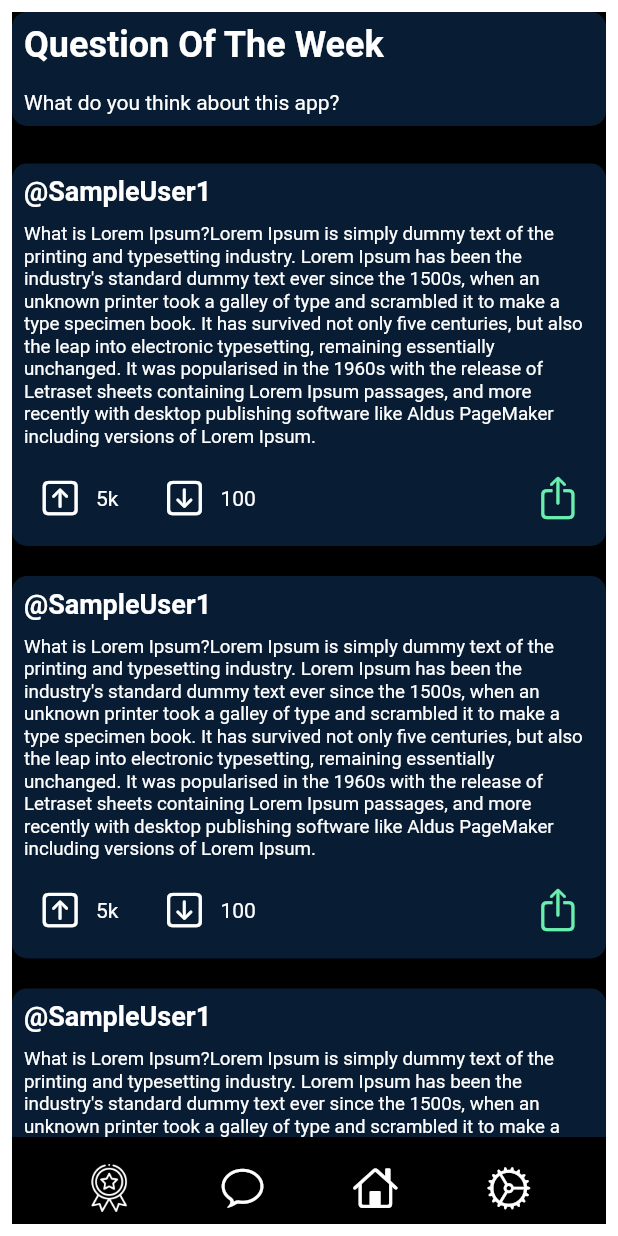
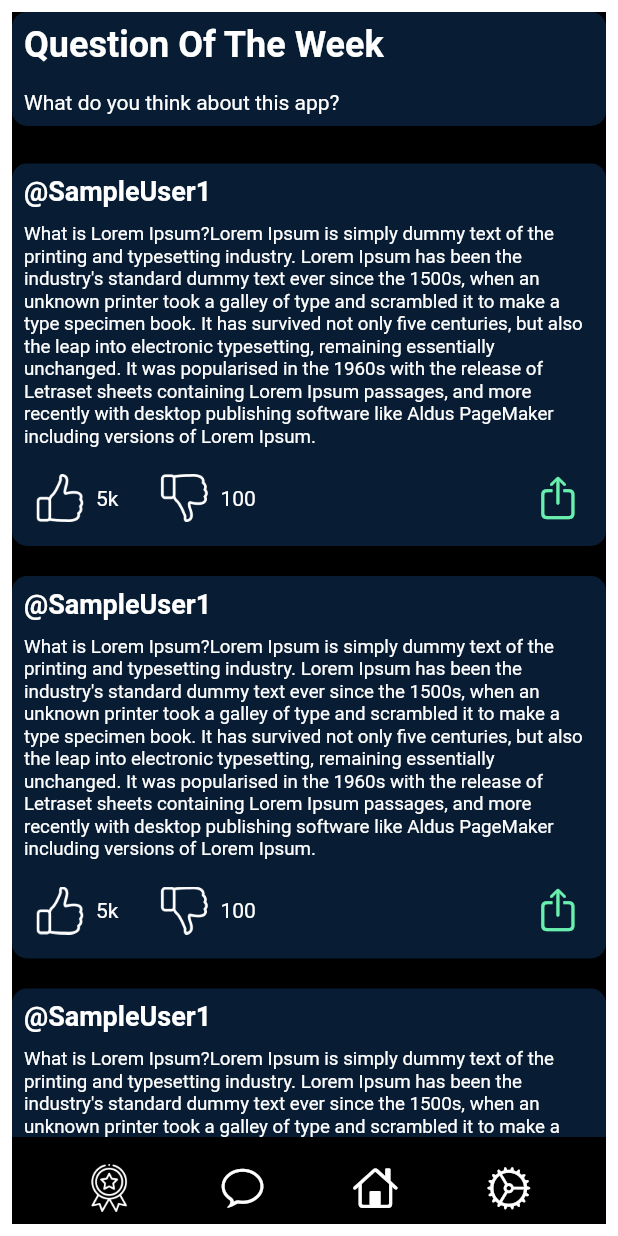
Before and after one commit to armagangok/think_it_up_app, a Flutter app: the screen it shows after launch, on a phone screen of 412 x 824 dp. Run offline on Flutter 3.47's test engine with Material 2 defaults, Android fonts, the phone set to English and light mode, and no system bars; our stand-ins replace get_it.

Commit message:
new icons added

```diff
--- a/lib/app/core/components/common/widgets/buttons.dart
+++ b/lib/app/core/components/common/widgets/buttons.dart
@@ -1,7 +1,7 @@
 import 'package:flutter/material.dart';
 
 class CustomIconButton extends StatelessWidget {
-  final Icon icon;
+  final Widget icon;
   final Function? onPressed;
 
   const CustomIconButton({
--- a/lib/app/views/dashboard/components/stacks/comment_widget.dart
+++ b/lib/app/views/dashboard/components/stacks/comment_widget.dart
@@ -51,7 +51,7 @@ class IconButtonStack extends StatelessWidget {
             Row(
               children: [
                 CustomIconButton(
-                  icon: const Icon(CupertinoIcons.arrow_up_square),
+                  icon: Image.asset("assets/icons/like.png"),
                   onPressed: () => debugPrint("like!"),
                 ),
                 const Text("5k"),
@@ -61,7 +61,7 @@ class IconButtonStack extends StatelessWidget {
             Row(
               children: [
                 CustomIconButton(
-                  icon: const Icon(CupertinoIcons.arrow_down_square),
+                  icon: Image.asset("assets/icons/dislike.png"),
                   onPressed: () => debugPrint("disliked!"),
                 ),
                 const Text("100"),
--- a/lib/app/views/dashboard/dashboard.dart
+++ b/lib/app/views/dashboard/dashboard.dart
@@ -39,10 +39,9 @@ class DashBoardView extends StatelessWidget {
               Row(
                 mainAxisAlignment: MainAxisAlignment.spaceEvenly,
                 children: [
-                  IconButton(
+                  CustomIconButton(
                     icon: Image.asset("assets/icons/medal.png"),
                     onPressed: () {},
-                    iconSize: 30,
                   ),
                   CustomIconButton(
                     icon: const Icon(CupertinoIcons.chat_bubble),
--- a/pubspec.yaml
+++ b/pubspec.yaml
@@ -61,6 +61,8 @@ flutter:
   # To add assets to your application, add an assets section, like this:
   assets:
     - assets/icons/medal.png
+    - assets/icons/like.png
+    - assets/icons/dislike.png
     #   - images/a_dot_burr.jpeg
     #   - images/a_dot_ham.jpeg
 
```
Also changed, not shown: lib/app/views/auth/login.dart (+12 -2 lines), assets/icons/dislike.png (added), assets/icons/home.png (added), assets/icons/like.png (added).
